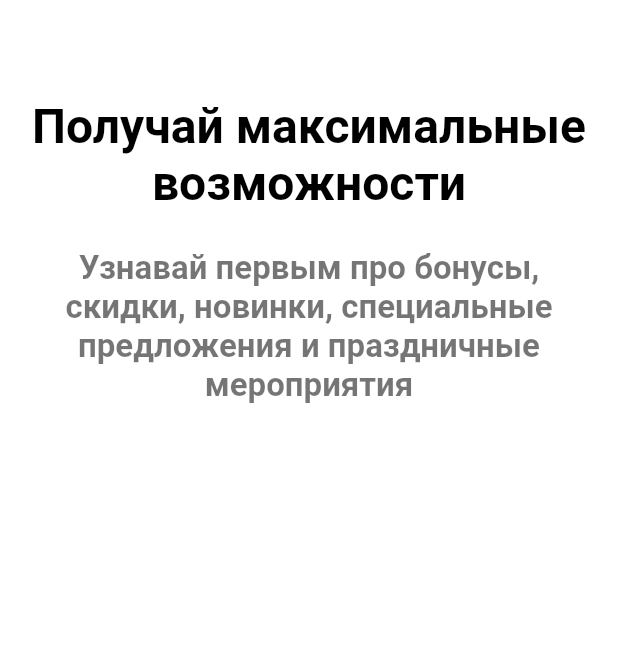
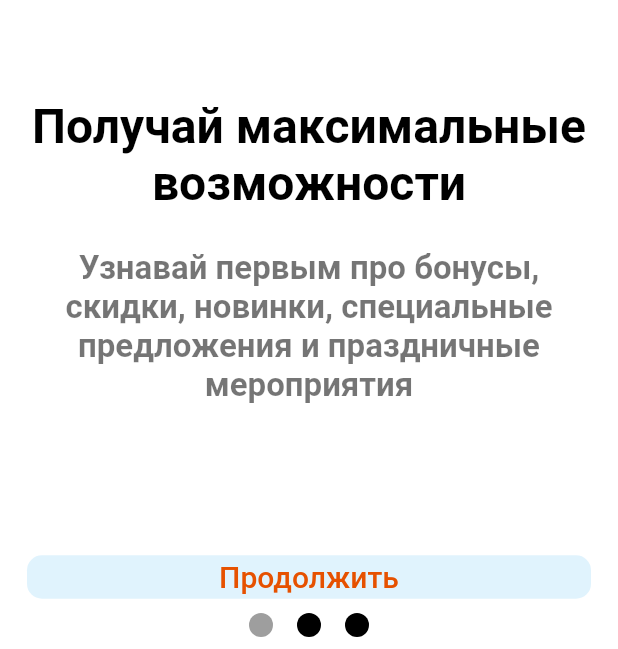
Before and after one commit to Fizzzle/Kovcheg_app, a Flutter app: the screen it shows after launch, on a phone screen of 412 x 824 dp, the part 587-1236 px from its top. Run offline on Flutter 3.47's test engine with Material 2 defaults, Android fonts, the phone set to English and light mode, and no system bars; drawn by our look-alikes of smooth_page_indicator; our stand-ins replace curved_navigation_bar; missing offline and left inert: flutter_barcode_scanner, vertical_card_pager.

Commit message:
home + new image

```diff
--- a/lib/constants/const.dart
+++ b/lib/constants/const.dart
@@ -49,5 +49,5 @@ TextStyle kH3Title =
 TextStyle kH3SubTitle =
     TextStyle(fontSize: 14, fontWeight: FontWeight.w600, color: Colors.white);
 
-TextStyle kSpanHome =
-    TextStyle(fontSize: 14, fontWeight: FontWeight.w600, color: Colors.white54);
+TextStyle kSpanHome = TextStyle(
+    fontSize: 14, fontWeight: FontWeight.w600, color: Colors.orange[900]);
--- a/lib/main.dart
+++ b/lib/main.dart
@@ -1,4 +1,5 @@
 import 'package:flutter/material.dart';
+import 'package:smooth_page_indicator/smooth_page_indicator.dart';
 import 'screens/home_screen.dart';
 
 void main() {
@@ -59,8 +60,6 @@ class _OnBoardingState extends State<OnBoarding> {
                 title: "Получай максимальные возможности",
                 subtitle:
                     "Узнавай первым про бонусы, скидки, новинки, специальные предложения и праздничные мероприятия",
-                buttonText: 'Продолжить',
-                functionButton: (),
               ),
             ),
             GestureDetector(
@@ -70,12 +69,10 @@ class _OnBoardingState extends State<OnBoarding> {
               ),
               child: buildPage(
                 color: Colors.white,
-                urlImage: "assets/onboarding_Img/pushNotifice.png",
+                urlImage: "assets/onboarding_Img/notifi.jpg",
                 title: "Получай уведомления",
                 subtitle:
                     "Про новые блюда, скидки, о вечере кино и о живой музыке и о твоих возможностях за бонусы",
-                buttonText: 'Продолжить',
-                functionButton: (),
               ),
             ),
             GestureDetector(
@@ -90,41 +87,90 @@ class _OnBoardingState extends State<OnBoarding> {
                 );
               },
               child: buildPage(
-                black: false,
                 color: Colors.white,
-                urlImage: "assets/onboarding_Img/qqr.jpg",
+                urlImage: "assets/onboarding_Img/qr-ko.png",
                 title: "Будущие возможности \nИспользуй QRCode",
                 subtitle:
                     "Сканируй QR за столом раз в сутки и получай бонусные баллы, которые в будущем можно обменять на скидку \n выбор фильма на вечер кино Gorod и многое другое",
-                buttonText: 'Продолжить',
-                functionButton: (),
               ),
             ),
           ],
         ),
-        /*
         bottomSheet: isLastPage
-            ? TextButton(
-                style: TextButton.styleFrom(
-                    shape: RoundedRectangleBorder(
-                  borderRadius: BorderRadius.circular(20),
-                )),
-                onPressed: () {},
-                child: Text("Старт", style: TextStyle(fontSize: 30)),
-              )
+            ? Container(
+                color: Colors.white,
+                height: 80,
+                width: double.infinity,
+                child: Column(
+                    mainAxisAlignment: MainAxisAlignment.center,
+                    children: [
+                      TextButton(
+                        onPressed: () async {
+                          /*
+                final prefs = await SharedPreferences.getInstance();
+                prefs.setBool('showHome', true);
+                */
+
+                          Navigator.of(context).pushReplacement(
+                            MaterialPageRoute(builder: (context) => HomePage()),
+                          );
+                        },
+                        child: Container(
+                            margin: EdgeInsets.symmetric(
+                              horizontal: 10,
+                            ),
+                            padding: EdgeInsets.symmetric(
+                              horizontal: 20,
+                              vertical: 3,
+                            ),
+                            width: double.infinity,
+                            decoration: BoxDecoration(
+                              color: Color.fromARGB(255, 224, 243, 253),
+                              borderRadius: BorderRadius.circular(10),
+                            ),
+                            child: Text("Начать",
+                                textAlign: TextAlign.center,
+                                style: TextStyle(
+                                    fontSize: 20, color: Colors.orange[900]))),
+                      ),
+                    ]))
             : Container(
-                color: Colors.white.withOpacity(0.5),
-                height: 30,
-                child: Row(
+                color: Colors.white,
+                height: 80,
+                width: double.infinity,
+                child: Column(
                   mainAxisAlignment: MainAxisAlignment.center,
                   children: [
+                    TextButton(
+                      onPressed: () => controller.nextPage(
+                        duration: const Duration(milliseconds: 500),
+                        curve: Curves.easeInOut,
+                      ),
+                      child: Container(
+                          margin: EdgeInsets.symmetric(
+                            horizontal: 10,
+                          ),
+                          padding: EdgeInsets.symmetric(
+                            horizontal: 20,
+                            vertical: 3,
+                          ),
+                          width: double.infinity,
+                          decoration: BoxDecoration(
+                            color: Color.fromARGB(255, 224, 243, 253),
+                            borderRadius: BorderRadius.circular(10),
+                          ),
+                          child: Text("Продолжить",
+                              textAlign: TextAlign.center,
+                              style: TextStyle(
+                                  fontSize: 20, color: Colors.orange[900]))),
+                    ),
                     SmoothPageIndicator(
                       controller: controller,
                       count: 3,
                       effect: WormEffect(
                         spacing: 16,
                         dotColor: Colors.black,
-                        activeDotColor: Colors.white,
+                        activeDotColor: Colors.grey,
                       ),
                       onDotClicked: (index) => controller.animateToPage(
                         index,
@@ -134,7 +180,7 @@ class _OnBoardingState extends State<OnBoarding> {
                     ),
                   ],
                 ),
-              ), */
+              ),
       );
 }
 
@@ -143,8 +189,6 @@ Widget buildPage({
   required String urlImage,
   required String title,
   required String subtitle,
-  required String buttonText,
-  required dynamic functionButton,
   bool black = true,
 }) =>
     Container(
--- a/lib/models/vertical_home_page.dart
+++ b/lib/models/vertical_home_page.dart
@@ -36,9 +36,9 @@ class _VerticalHomePagesState extends State<VerticalHomePages> {
   ];
 
   final List<String> backImgList = [
-    'assets/home_img/noy.png',
-    'assets/home_img/ostrov.jpg',
-    'assets/home_img/gorod.jpg',
+    'assets/home_img/background.jpg',
+    'assets/home_img/snim2.jpg',
+    'assets/home_img/snim3.jpg',
   ];
 
   final List<dynamic> pages = [
--- a/lib/screens/gorod/gorod_screen.dart
+++ b/lib/screens/gorod/gorod_screen.dart
@@ -93,7 +93,7 @@ class _GorodScreenState extends State<GorodScreen> {
                       ),
                       Image.asset(
                         "assets/noy/start_noy_img/5.png",
-                        width: 170,
+                        width: 150,
                       ),
                     ],
                   ),
--- a/pubspec.yaml
+++ b/pubspec.yaml
@@ -40,6 +40,7 @@ dependencies:
   fluttericon: ^2.0.0
   curved_navigation_bar: ^1.0.3
   vertical_card_pager: ^1.5.0
+  smooth_page_indicator: ^1.1.0
 
 dev_dependencies:
   flutter_test:
```
Also changed, not shown: assets/home_img/gorod.jpg, assets/home_img/ostrov.jpg, assets/home_img/snim2.jpg (added), assets/home_img/snim3.jpg (added), assets/onboarding_Img/notifi.jpg (added), assets/onboarding_Img/pushNotifice.png (deleted), assets/onboarding_Img/qqr.jpg (deleted), assets/onboarding_Img/qr-ko.png (added), assets/onboarding_Img/qr-kod.png (added), pubspec.lock.
